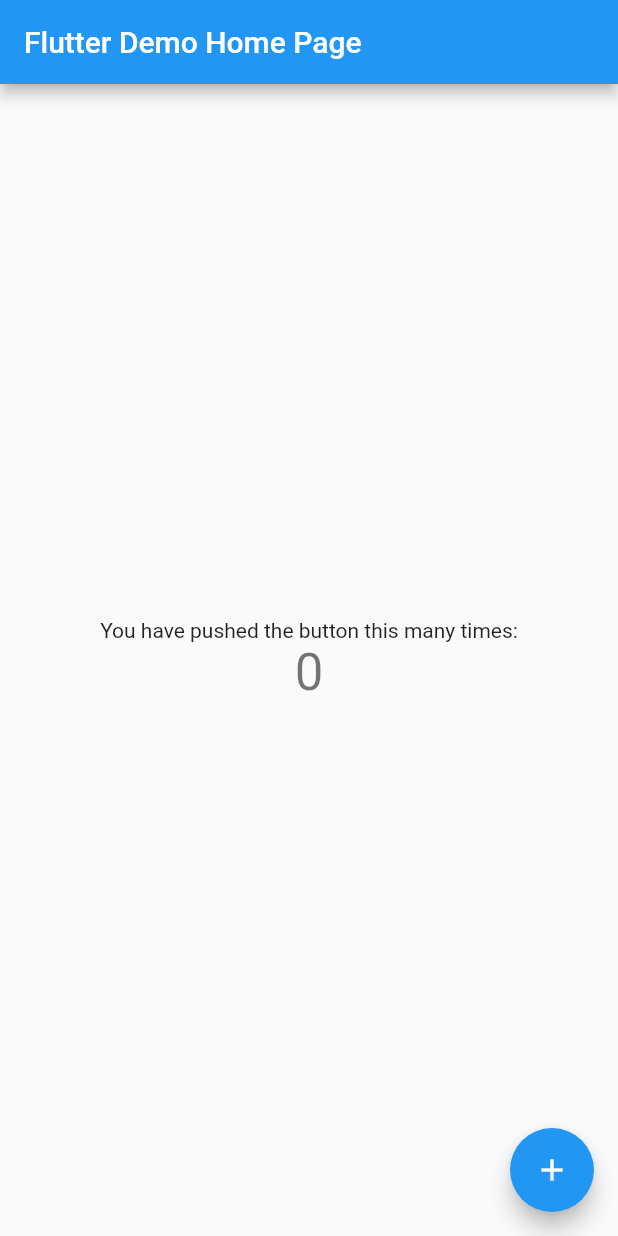
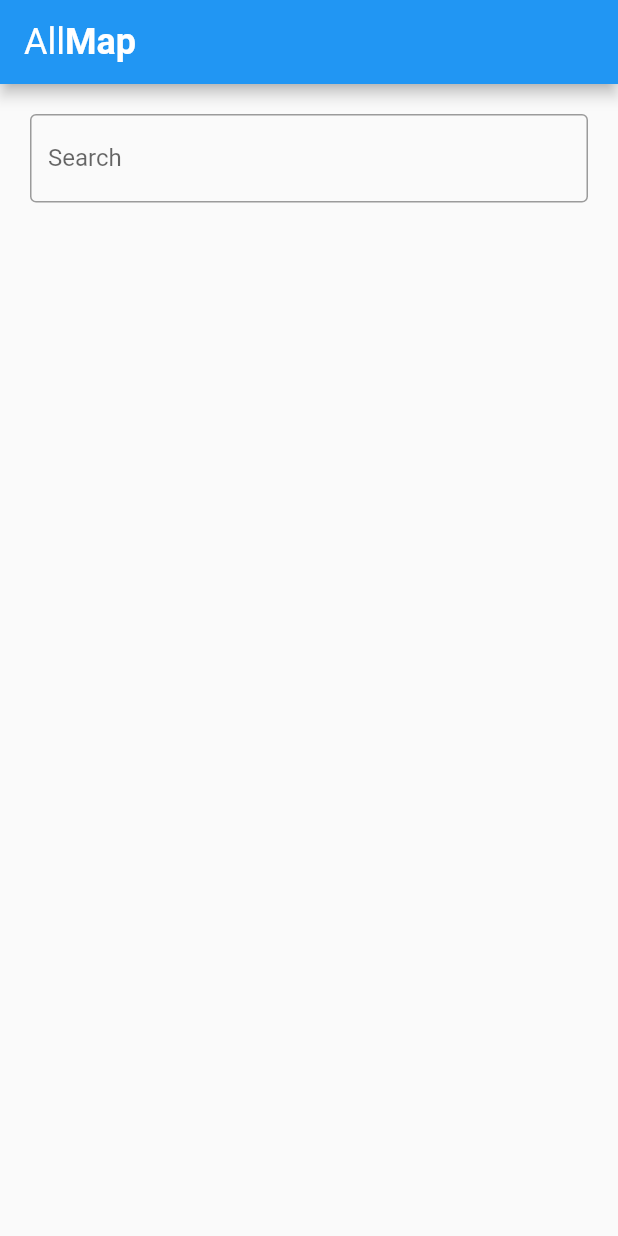
Before and after one commit to seonghyeonkimm/all-about-location, a Flutter app: the screen it shows after launch, on a phone screen of 412 x 824 dp. Run offline on Flutter 3.47's test engine with Material 2 defaults, Android fonts, the phone set to English and light mode, and no system bars.

Commit message:
Update Appbar and Add TextField to body

```diff
--- a/lib/main.dart
+++ b/lib/main.dart
@@ -8,11 +8,11 @@
   @override
   Widget build(BuildContext context) {
     return MaterialApp(
-      title: 'Flutter Demo',
+      title: 'AllMap',
       theme: ThemeData(
         primarySwatch: Colors.blue,
       ),
-      home: MyHomePage(title: 'Flutter Demo Home Page'),
+      home: MyHomePage(title: 'AllMap'),
     );
   }
 }
@@ -27,39 +27,35 @@
 }
 
 class _MyHomePageState extends State<MyHomePage> {
-  int _counter = 0;
-
-  void _incrementCounter() {
-    setState(() {
-      _counter++;
-    });
-  }
-
   @override
   Widget build(BuildContext context) {
     return Scaffold(
         appBar: AppBar(
-        title: Text(widget.title),
+          title: RichText(
+              text: TextSpan(
+            children: [
+              TextSpan(text: 'All'),
+              TextSpan(
+                  text: 'Map', style: TextStyle(fontWeight: FontWeight.bold))
+            ],
+            style: Theme.of(context)
+                .textTheme
+                .headline5
+                .copyWith(color: Colors.white),
+          )),
         ),
-      body: Center(
+        body: Container(
           child: Column(
-          mainAxisAlignment: MainAxisAlignment.center,
-          children: <Widget>[
-            Text(
-              'You have pushed the button this many times:',
+            children: [
+              Padding(
+                padding: const EdgeInsets.all(20),
+                child: TextField(
+                  decoration: InputDecoration(
+                      labelText: 'Search', border: const OutlineInputBorder()),
                 ),
-            Text(
-              '$_counter',
-              style: Theme.of(context).textTheme.headline4,
               ),
             ],
           ),
-      ),
-      floatingActionButton: FloatingActionButton(
-        onPressed: _incrementCounter,
-        tooltip: 'Increment',
-        child: Icon(Icons.add),
-      ),
-    );
+        ));
   }
 }
```
Lines whose indentation alone changed are shown as unchanged.
